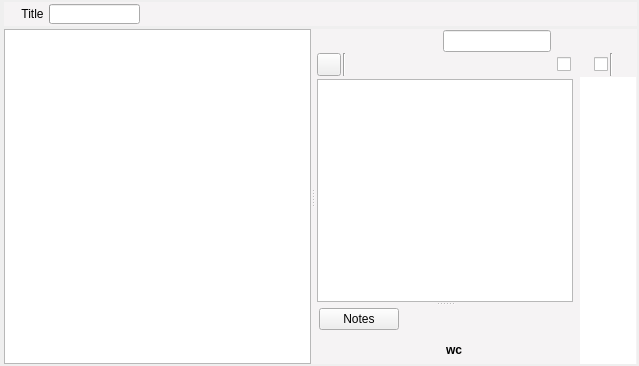
zkovari/plotlyst, file ui/manuscript_view.ui: the form before one commit.
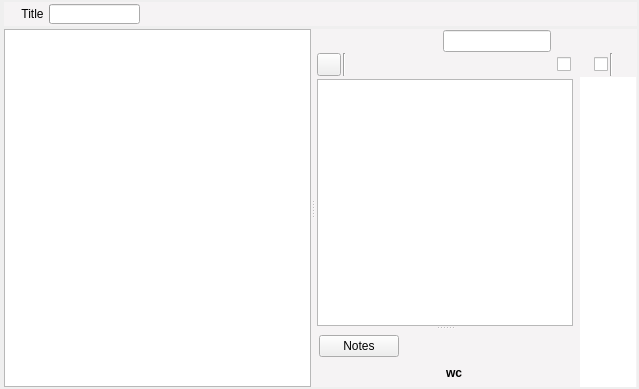
The form after the commit. Custom widgets are drawn as their Qt base class.

Commit message: save scene notes

Diff of the .ui file:
```diff
--- a/ui/manuscript_view.ui
+++ b/ui/manuscript_view.ui
@@ -7,7 +7,7 @@
     <x>0</x>
     <y>0</y>
     <width>639</width>
-    <height>366</height>
+    <height>389</height>
    </rect>
   </property>
   <property name="windowTitle">
@@ -506,9 +506,6 @@
                    </property>
                   </widget>
                  </item>
-                 <item>
-                  <widget class="DocumentTextEditor" name="notesEditor"/>
-                 </item>
                 </layout>
                </widget>
               </widget>
@@ -751,11 +748,6 @@
    <extends>QCheckBox</extends>
    <header>src.main.python.plotlyst.view.widget.input</header>
   </customwidget>
-  <customwidget>
-   <class>DocumentTextEditor</class>
-   <extends>QWidget</extends>
-   <header>src.main.python.plotlyst.view.widget.input</header>
-  </customwidget>
   <customwidget>
    <class>ReadabilityWidget</class>
    <extends>QWidget</extends>
```
Left out of the diff: 2 changed lines with no effect on the pictures. The commit also changes 2 other files.
